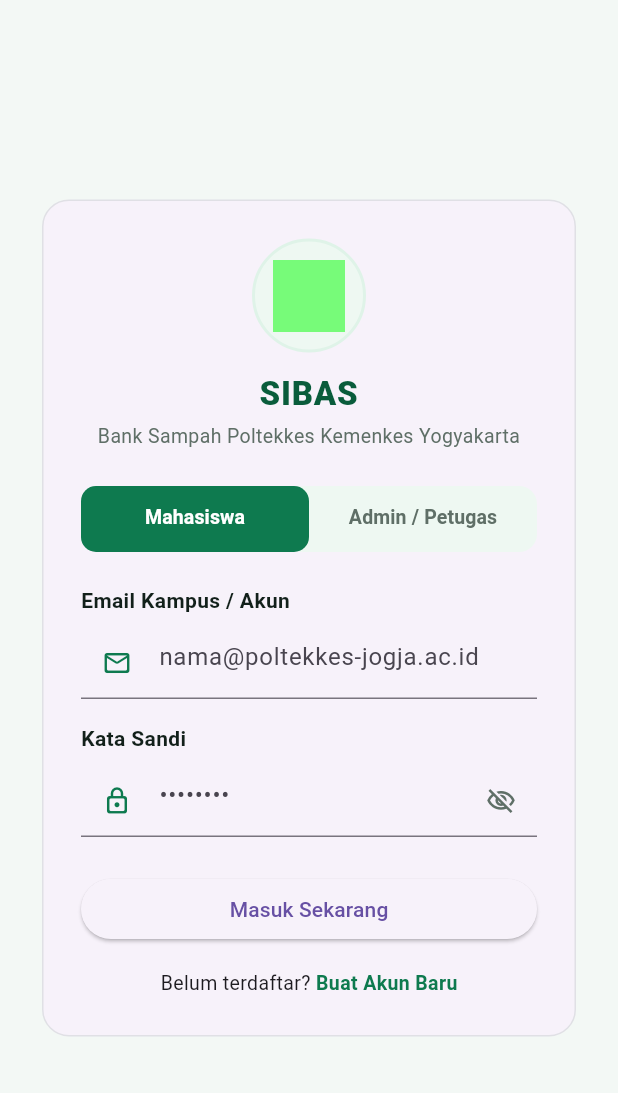
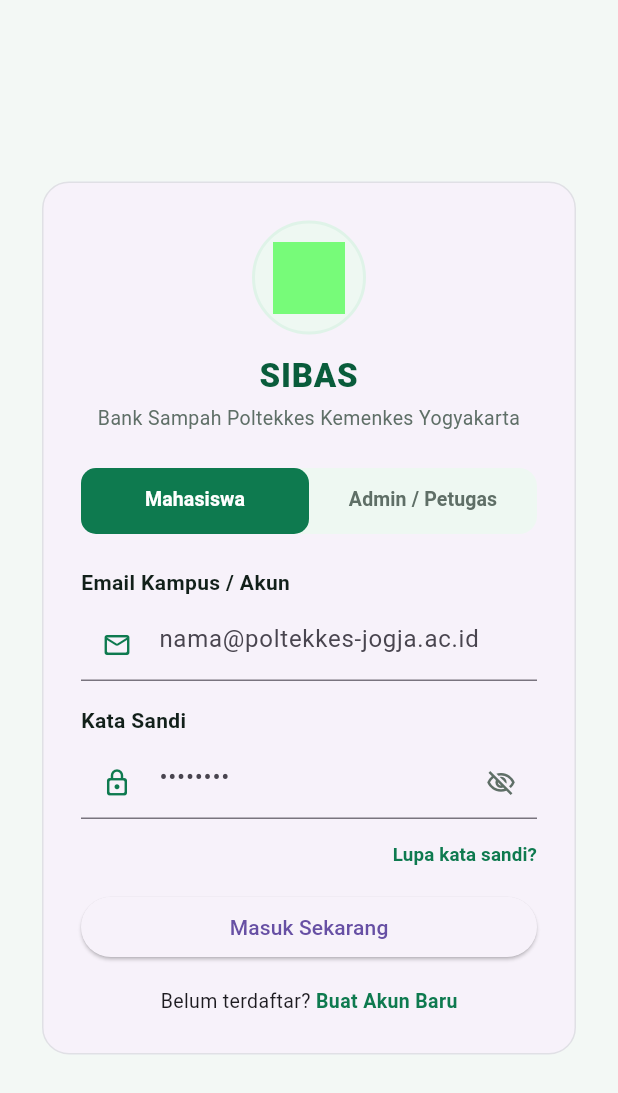
Before and after one commit to rezaghalbi/SIBAS, a Flutter app: the LoginScreen screen opened directly, on a phone screen of 412 x 824 dp. Shown: the top 1093 px of the screen. Run offline on Flutter 3.47's test engine with Material 3 defaults, Android fonts, the light colour scheme and no system bars; our stand-ins replace flutter_riverpod, go_router, google_fonts, image_picker, qr_flutter, supabase_flutter; missing offline and left inert: mobile_scanner; accounts and stored records are empty.

Commit message:
Tampilkan kegagalan login menetap di form masuk
Gagal login sebelumnya hanya SnackBar 4 detik sehingga tampak tanpa pesan.
login_screen menyimpan authErrorMessage di _errorMessage dan merendernya sebagai
banner sampai percobaan berikutnya, sementara email_not_confirmed tetap memakai
panel kirim ulang verifikasi. Tombol Lupa kata sandi mengarahkan hubungi admin.

```diff
--- a/lib/features/auth/presentation/screens/login_screen.dart
+++ b/lib/features/auth/presentation/screens/login_screen.dart
@@ -21,6 +21,7 @@
   bool _isLoading = false;
   bool _isResending = false;
   String? _verificationNotice;
+  String? _errorMessage;
 
   @override
   void initState() {
@@ -37,6 +38,11 @@
   }
 
   Future<void> _handleLogin() async {
+    // Pesan lama dibersihkan supaya tidak menyesatkan percobaan berikutnya.
+    setState(() {
+      _errorMessage = null;
+      _verificationNotice = null;
+    });
     if (!_formKey.currentState!.validate()) return;
 
     setState(() => _isLoading = true);
@@ -45,30 +51,26 @@
             _emailController.text,
             _passwordController.text,
           );
-      if (mounted) {
-        ScaffoldMessenger.of(context).showSnackBar(
-          const SnackBar(
-            content: Text('Selamat datang di SIBAS!'),
-            backgroundColor: AppColors.primaryMain,
-          ),
-        );
-      }
     } catch (e) {
       if (mounted) {
         final needsVerification = isEmailNotConfirmed(e);
         setState(() {
           _verificationNotice = needsVerification ? authErrorMessage(e) : null;
+          // Kegagalan selain verifikasi email ditampilkan permanen di form,
+          // bukan SnackBar 4 detik yang mudah terlewat.
+          _errorMessage = needsVerification ? null : authErrorMessage(e);
         });
-        ScaffoldMessenger.of(context).showSnackBar(
-          SnackBar(
-            content: Text(authErrorMessage(e)),
-            backgroundColor: AppColors.danger,
-          ),
-        );
       }
     } finally {
       if (mounted) setState(() => _isLoading = false);
     }
+  }
+
+  Future<void> _handleForgotPassword() async {
+    setState(() {
+      _errorMessage = 'Atur ulang kata sandi belum tersedia di aplikasi. '
+          'Hubungi admin bank sampah untuk mengatur ulang kata sandi akun Anda.';
+    });
   }
 
   Future<void> _handleResend() async {
@@ -312,7 +314,63 @@
                             return null;
                           },
                         ),
-                        const SizedBox(height: 24),
+                        const SizedBox(height: 8),
+                        Align(
+                          alignment: Alignment.centerRight,
+                          child: TextButton(
+                            onPressed: _handleForgotPassword,
+                            style: TextButton.styleFrom(
+                              padding: EdgeInsets.zero,
+                              minimumSize: const Size(0, 32),
+                              tapTargetSize: MaterialTapTargetSize.shrinkWrap,
+                            ),
+                            child: Text(
+                              'Lupa kata sandi?',
+                              style: const TextStyle(
+                                fontSize: 12.5,
+                                color: AppColors.primaryMain,
+                                fontWeight: FontWeight.w700,
+                              ),
+                            ),
+                          ),
+                        ),
+                        const SizedBox(height: 8),
+
+                        // Kegagalan login ditampilkan menetap sampai percobaan berikutnya.
+                        if (_errorMessage != null) ...[
+                          Container(
+                            padding: const EdgeInsets.all(12),
+                            decoration: BoxDecoration(
+                              color: AppColors.statusRejectedBg,
+                              borderRadius: BorderRadius.circular(12),
+                              border: Border.all(
+                                color: AppColors.danger.withValues(alpha: 0.35),
+                              ),
+                            ),
+                            child: Row(
+                              crossAxisAlignment: CrossAxisAlignment.start,
+                              children: [
+                                const Icon(
+                                  Icons.error_outline_rounded,
+                                  size: 18,
+                                  color: AppColors.danger,
+                                ),
+                                const SizedBox(width: 8),
+                                Expanded(
+                                  child: Text(
+                                    _errorMessage!,
+                                    style: const TextStyle(
+                                      fontSize: 12.5,
+                                      color: AppColors.danger,
+                                      fontWeight: FontWeight.w600,
+                                    ),
+                                  ),
+                                ),
+                              ],
+                            ),
+                          ),
+                          const SizedBox(height: 12),
+                        ],
 
                         // Tombol Submit
                         ElevatedButton(
```
